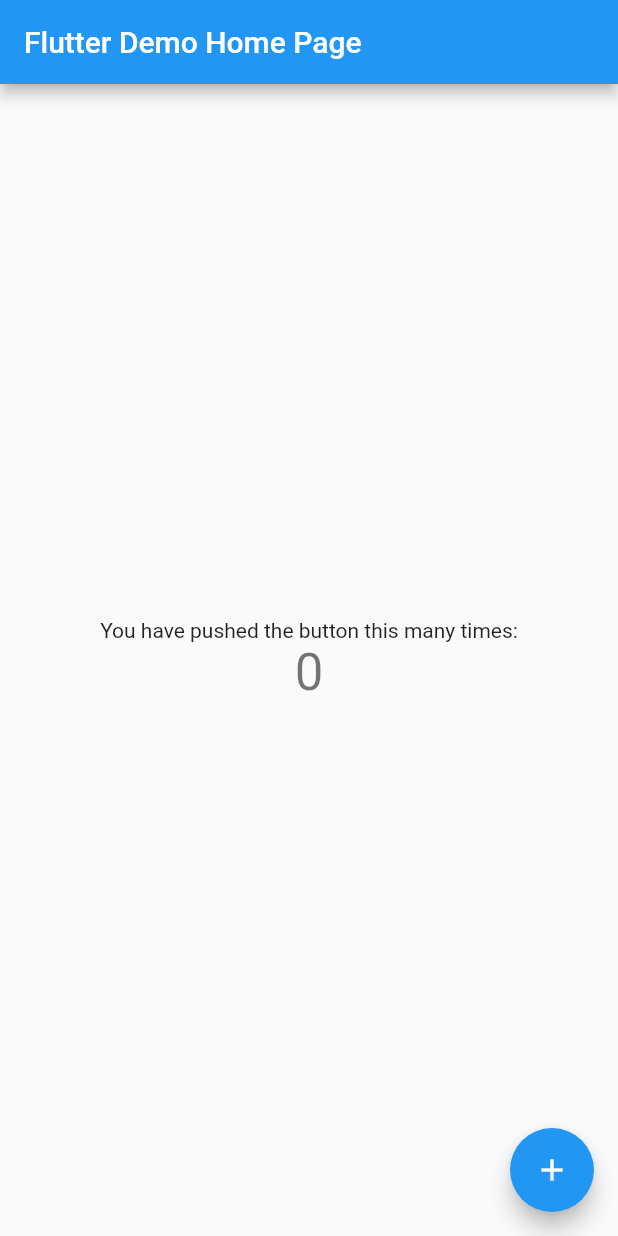
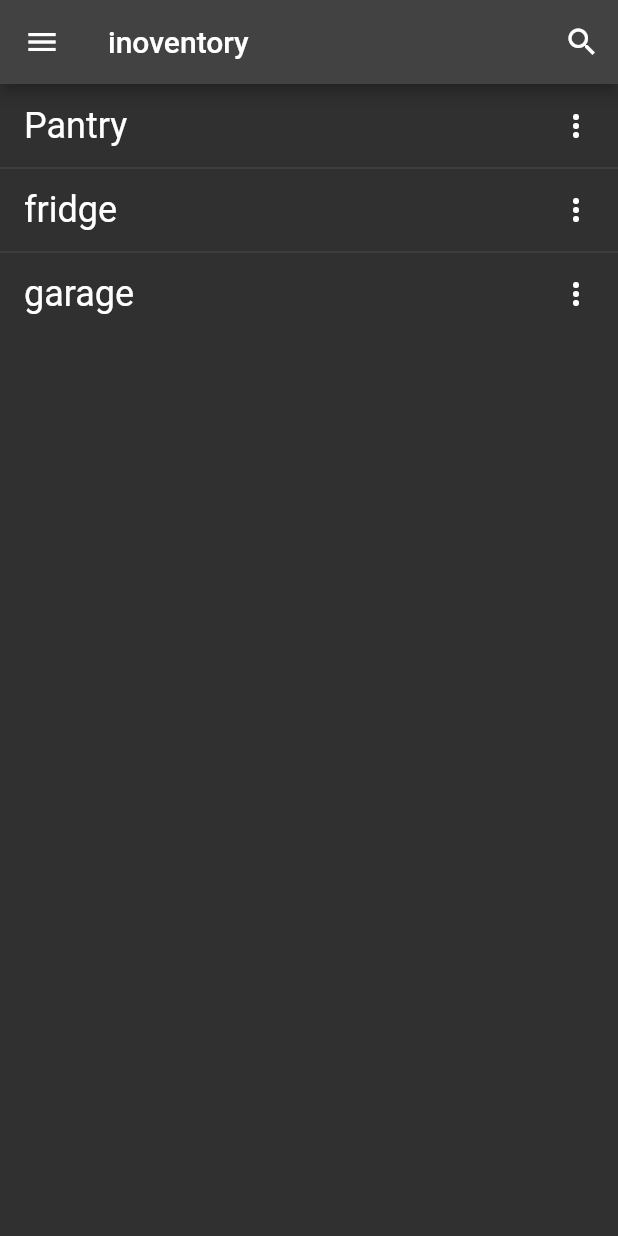
Before and after one commit to inoventory-org/inoventory-app, a Flutter app: the screen it shows after launch, on a phone screen of 412 x 824 dp. Run offline on Flutter 3.47's test engine with Material 2 defaults, Android fonts, the phone set to English and light mode, and no system bars.

Commit message:
latest progress

```diff
--- a/lib/main.dart
+++ b/lib/main.dart
@@ -1,4 +1,6 @@
 import 'package:flutter/material.dart';
+import 'package:inoventory_ui/views/inventory_list_view.dart';
+import 'package:inoventory_ui/widgets/inoventory_appbar.dart';
 
 void main() {
   runApp(const MyApp());
@@ -12,34 +14,21 @@
   Widget build(BuildContext context) {
     return MaterialApp(
       title: 'Flutter Demo',
-      theme: ThemeData(
-        // This is the theme of your application.
-        //
-        // Try running your application with "flutter run". You'll see the
-        // application has a blue toolbar. Then, without quitting the app, try
-        // changing the primarySwatch below to Colors.green and then invoke
-        // "hot reload" (press "r" in the console where you ran "flutter run",
-        // or simply save your changes to "hot reload" in a Flutter IDE).
-        // Notice that the counter didn't reset back to zero; the application
-        // is not restarted.
-        primarySwatch: Colors.blue,
+      // theme: ThemeData(
+      //   primarySwatch: Colors.blue,
+      // ),
+      theme: ThemeData.dark(),
+      home: Scaffold(
+          appBar: InoventoryAppBar(),
+          drawer: const Drawer(),
+          body: const InventoryListWidget()
       ),
-      home: const MyHomePage(title: 'Flutter Demo Home Page'),
     );
   }
 }
 
 class MyHomePage extends StatefulWidget {
   const MyHomePage({super.key, required this.title});
-
-  // This widget is the home page of your application. It is stateful, meaning
-  // that it has a State object (defined below) that contains fields that affect
-  // how it looks.
-
-  // This class is the configuration for the state. It holds the values (in this
-  // case the title) provided by the parent (in this case the App widget) and
-  // used by the build method of the State. Fields in a Widget subclass are
-  // always marked "final".
 
   final String title;
 
@@ -63,36 +52,12 @@
 
   @override
   Widget build(BuildContext context) {
-    // This method is rerun every time setState is called, for instance as done
-    // by the _incrementCounter method above.
-    //
-    // The Flutter framework has been optimized to make rerunning build methods
-    // fast, so that you can just rebuild anything that needs updating rather
-    // than having to individually change instances of widgets.
     return Scaffold(
       appBar: AppBar(
-        // Here we take the value from the MyHomePage object that was created by
-        // the App.build method, and use it to set our appbar title.
         title: Text(widget.title),
       ),
       body: Center(
-        // Center is a layout widget. It takes a single child and positions it
-        // in the middle of the parent.
         child: Column(
-          // Column is also a layout widget. It takes a list of children and
-          // arranges them vertically. By default, it sizes itself to fit its
-          // children horizontally, and tries to be as tall as its parent.
-          //
-          // Invoke "debug painting" (press "p" in the console, choose the
-          // "Toggle Debug Paint" action from the Flutter Inspector in Android
-          // Studio, or the "Toggle Debug Paint" command in Visual Studio Code)
-          // to see the wireframe for each widget.
-          //
-          // Column has various properties to control how it sizes itself and
-          // how it positions its children. Here we use mainAxisAlignment to
-          // center the children vertically; the main axis here is the vertical
-          // axis because Columns are vertical (the cross axis would be
-          // horizontal).
           mainAxisAlignment: MainAxisAlignment.center,
           children: <Widget>[
             const Text(
@@ -109,7 +74,7 @@
         onPressed: _incrementCounter,
         tooltip: 'Increment',
         child: const Icon(Icons.add),
-      ), // This trailing comma makes auto-formatting nicer for build methods.
+      ),
     );
   }
 }
--- /dev/null
+++ b/lib/models/inventory_list.dart
@@ -0,0 +1,7 @@
+class InventoryList {
+  final String id;
+  final String userId;
+  final String name;
+
+  InventoryList(this.id, this.userId, this.name);
+}
--- /dev/null
+++ b/lib/services/inventory_list_service.dart
@@ -0,0 +1,12 @@
+import 'package:inoventory_ui/models/inventory_list.dart';
+
+class InventoryListService {
+
+  List<InventoryList> get_all() {
+    return [
+      InventoryList("0", "rudy", "Pantry"),
+      InventoryList("1", "rudy", "fridge"),
+      InventoryList("2", "soeren", "garage"),
+    ];
+  }
+}
--- /dev/null
+++ b/lib/views/inventory_list_view.dart
@@ -0,0 +1,37 @@
+import 'package:flutter/material.dart';
+import 'package:flutter/widgets.dart';
+import 'package:inoventory_ui/models/inventory_list.dart';
+import 'package:inoventory_ui/services/inventory_list_service.dart';
+
+class InventoryListWidget extends StatefulWidget {
+  const InventoryListWidget({Key? key}) : super(key: key);
+
+  @override
+  State<InventoryListWidget> createState() => _InventoryListWidgetState();
+}
+
+class _InventoryListWidgetState extends State<InventoryListWidget> {
+  final inventoryListService = InventoryListService();
+  late final List<InventoryList> _inventoryLists;
+
+  @override
+  void initState() {
+    super.initState();
+    _inventoryLists = inventoryListService.get_all();
+  }
+
+  @override
+  Widget build(BuildContext context) {
+    return ListView(
+        children: ListTile.divideTiles(
+            context: context,
+            tiles: _inventoryLists.map((e) {
+              return ListTile(
+                title: Text(e.name, style: const TextStyle(fontSize: 24)),
+                trailing:  const Icon(Icons.more_vert)
+              );
+            })
+        ).toList(),
+        );
+  }
+}
--- /dev/null
+++ b/lib/widgets/inoventory_appbar.dart
@@ -0,0 +1,18 @@
+import 'package:flutter/material.dart';
+import 'package:flutter/widgets.dart';
+
+class InoventoryAppBar extends AppBar {
+  InoventoryAppBar(
+      {super.key, String title = "inoventory", Function()? onPressedCallback})
+      : super(
+          title: Text(title),
+          actions: [
+            IconButton(
+                icon: const Icon(Icons.search),
+                onPressed: onPressedCallback ??
+                    () {
+                      print("Search pressed!");
+                    }),
+          ],
+        );
+}
```
